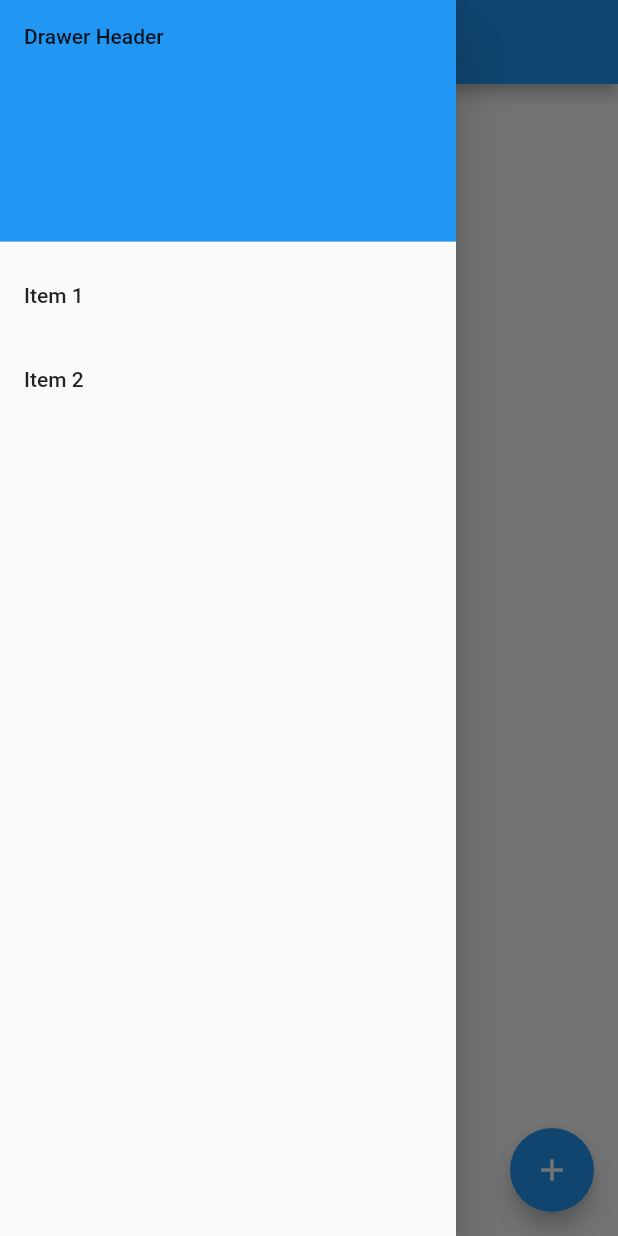
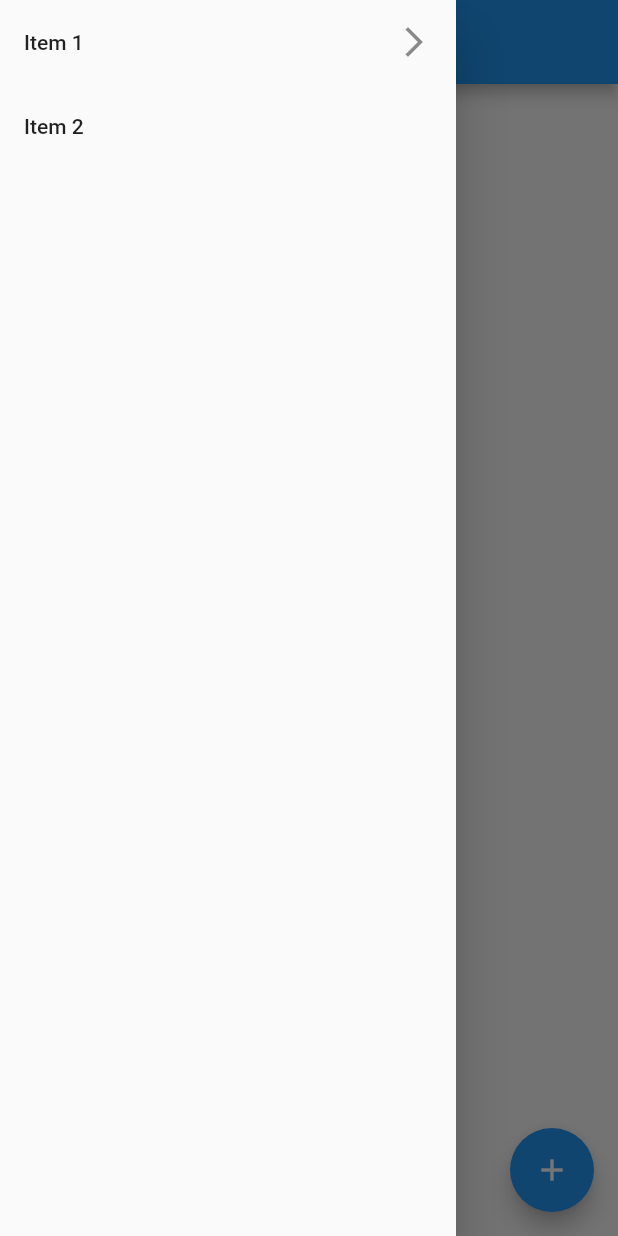
Before and after one commit to zainahmed0597/my_flutter_app, a Flutter app: the screen it shows after launch, with the side drawer open, on a phone screen of 412 x 824 dp. Run offline on Flutter 3.47's test engine with Material 2 defaults, Android fonts, the phone set to English and light mode, and no system bars.

Commit message:
Remove DrawerHeader

```diff
--- a/lib/main.dart
+++ b/lib/main.dart
@@ -57,14 +57,15 @@ class _MyHomePageState extends State<MyHomePage> {
     // Important: Remove any padding from the ListView.
     padding: EdgeInsets.zero,
     children: <Widget>[
-      DrawerHeader(
-        child: Text('Drawer Header'),
-        decoration: BoxDecoration(
-          color: Colors.blue,
-        ),
-      ),
+//      DrawerHeader(
+//        child: Text('Drawer Header'),
+//        decoration: BoxDecoration(
+//          color: Colors.blue,
+//        ),
+//      ),
       ListTile(
         title: Text('Item 1'),
+        trailing: Icon(Icons.arrow_forward_ios),
         onTap: () {
           // Update the state of the app.
           // ...
```
